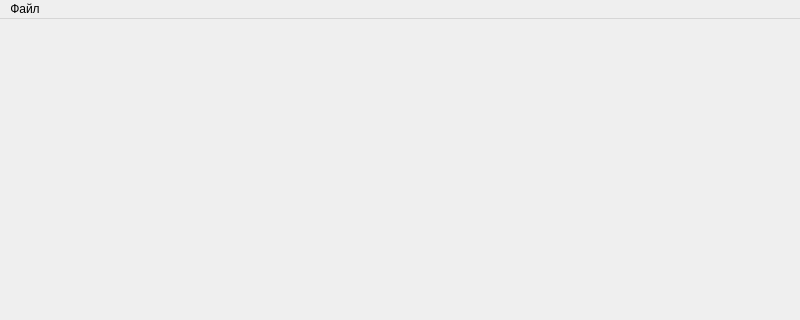
This is Lab8_1/mainwindow.ui in BadCoder1337/QtLabs as Qt 5 draws it before an edit; both pictures show x 0 to 800 and y 0 to 320 of the 800 by 600 pixel window. The edited form follows.
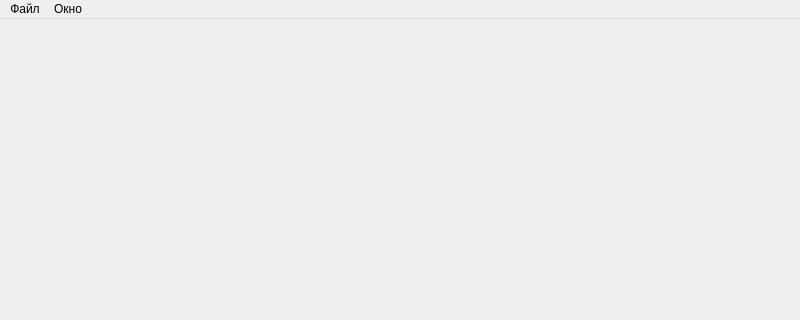
This is the edited form.

What changed in the file:
```diff
--- a/Lab8_1/mainwindow.ui
+++ b/Lab8_1/mainwindow.ui
@@ -30,7 +30,14 @@
     <addaction name="actionOpen"/>
     <addaction name="actionSave"/>
    </widget>
+   <widget class="QMenu" name="menu_2">
+    <property name="title">
+     <string>Окно</string>
+    </property>
+    <addaction name="actionPalette"/>
+   </widget>
    <addaction name="menu"/>
+   <addaction name="menu_2"/>
   </widget>
   <widget class="QStatusBar" name="statusbar"/>
   <action name="actionOpen">
```
Left out of the diff: 8 changed lines with no effect on the pictures.
